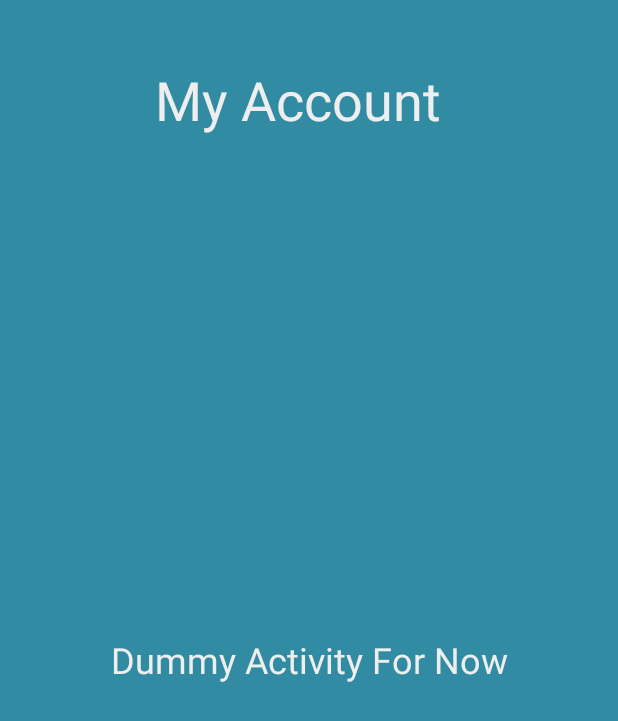
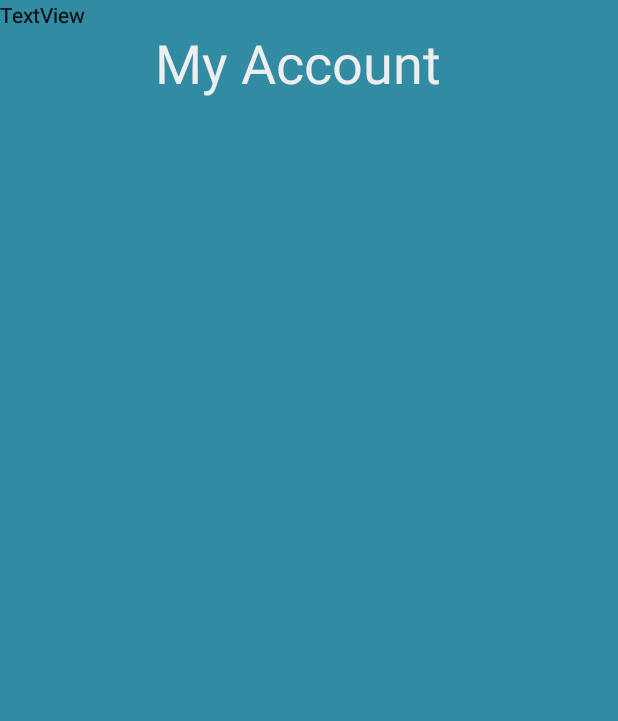
Before and after one commit to abbas-uet/Be-One-S-Eye, an Android app: the layout activity_my_account_actvity.xml on its own in the app's theme, with its tools: preview values and no code run, on a phone screen of 412 x 824 dp. Shown: the top 721 px of the screen. Run offline under Robolectric (Android 15) with nearby library versions, the phone set to English and light mode, and no system bars.

Commit message:
90% work done
90% of the project is completed It has included all functionality besides my account functionality.

```diff
--- a/BeOnesEye/app/src/main/java/com/alitech/beoneseye/MainActivity.java
+++ b/BeOnesEye/app/src/main/java/com/alitech/beoneseye/MainActivity.java
@@ -18,6 +18,7 @@ public class MainActivity extends AppCompatActivity {
         super.onCreate(savedInstanceState);
         setContentView(R.layout.activity_main);
         mAuth = FirebaseAuth.getInstance();
+        DBHelper dbHelper=new DBHelper(this);
         new Handler().postDelayed(new Runnable(){
             @Override
             public void run() {
--- a/BeOnesEye/app/src/main/res/layout/activity_camer_gallery.xml
+++ b/BeOnesEye/app/src/main/res/layout/activity_camer_gallery.xml
@@ -93,8 +93,9 @@
         android:layout_width="189dp"
         android:layout_height="40dp"
         android:gravity="center"
-        android:text="Log In/Sign Up"
+        android:text="Log In/Sign Up?"
         android:textColor="@color/white_greyish"
+        android:textColorHighlight="@color/background_color"
         android:textSize="24sp"
         app:layout_constraintBottom_toBottomOf="parent"
         app:layout_constraintEnd_toEndOf="parent"
@@ -108,7 +109,7 @@
         android:layout_width="36dp"
         android:layout_height="37dp"
         android:layout_marginTop="24dp"
-        android:layout_marginEnd="104dp"
+        android:layout_marginEnd="88dp"
         android:background="@color/appColor"
         app:layout_constraintEnd_toEndOf="parent"
         app:layout_constraintTop_toTopOf="parent"
@@ -118,7 +119,6 @@
         android:id="@+id/myAccount"
         android:layout_width="wrap_content"
         android:layout_height="wrap_content"
-        android:layout_marginStart="4dp"
         android:layout_marginTop="34dp"
         android:layout_marginEnd="16dp"
         android:text="My Account"
--- a/BeOnesEye/app/src/main/res/layout/activity_my_account_actvity.xml
+++ b/BeOnesEye/app/src/main/res/layout/activity_my_account_actvity.xml
@@ -19,18 +19,53 @@
         app:layout_constraintHorizontal_bias="0.497"
         app:layout_constraintStart_toStartOf="parent"
         app:layout_constraintTop_toTopOf="parent"
-        app:layout_constraintVertical_bias="0.055" />
+        app:layout_constraintVertical_bias="0.023" />
+
+    <TableLayout
+        android:layout_width="376dp"
+        android:layout_height="519dp"
+        tools:layout_editor_absoluteX="19dp"
+        tools:layout_editor_absoluteY="182dp">
+
+        <TableRow
+            android:layout_width="match_parent"
+            android:layout_height="match_parent" />
+
+        <TableRow
+            android:layout_width="match_parent"
+            android:layout_height="match_parent" />
+
+        <TableRow
+            android:layout_width="match_parent"
+            android:layout_height="match_parent" />
+
+        <TableRow
+            android:layout_width="match_parent"
+            android:layout_height="match_parent" />
+    </TableLayout>
 
     <TextView
         android:id="@+id/textView3"
         android:layout_width="wrap_content"
         android:layout_height="wrap_content"
-        android:text="Dummy Activity For Now"
-        android:textColor="@color/white_greyish"
-        android:textSize="24sp"
-        app:layout_constraintBottom_toBottomOf="parent"
-        app:layout_constraintEnd_toEndOf="parent"
-        app:layout_constraintStart_toStartOf="parent"
-        app:layout_constraintTop_toBottomOf="@+id/textView2"
-        app:layout_constraintVertical_bias="0.466" />
+        android:text="TextView"
+        tools:layout_editor_absoluteX="27dp"
+        tools:layout_editor_absoluteY="81dp" />
+
+    <TextView
+        android:id="@+id/textView4"
+        android:layout_width="wrap_content"
+        android:layout_height="wrap_content"
+        android:text="TextView"
+        tools:layout_editor_absoluteX="27dp"
+        tools:layout_editor_absoluteY="117dp" />
+
+    <TextView
+        android:id="@+id/textView5"
+        android:layout_width="wrap_content"
+        android:layout_height="wrap_content"
+        android:text="TextView"
+        tools:layout_editor_absoluteX="218dp"
+        tools:layout_editor_absoluteY="81dp" />
+
 </androidx.constraintlayout.widget.ConstraintLayout>
```
Also changed, not shown: BeOnesEye/app/src/main/java/com/alitech/beoneseye/DBHelper.java (added, +166 -0 lines), BeOnesEye/app/src/main/java/com/alitech/beoneseye/ExtractedText.java (+43 -1 lines), BeOnesEye/app/src/main/java/com/alitech/beoneseye/History.java (added, +80 -0 lines), BeOnesEye/app/src/main/java/com/alitech/beoneseye/SignUp_Fragment.java (+11 -0 lines), BeOnesEye/app/src/main/java/com/alitech/beoneseye/camerGallery.java (+18 -5 lines), BeOnesEye/app/src/main/res/layout/activity_extracted_text.xml (+49 -15 lines).
